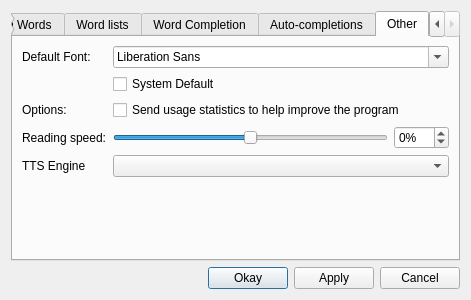
Above: ui/settings.ui from nyov/writetype before the change. Below: the same form after it.
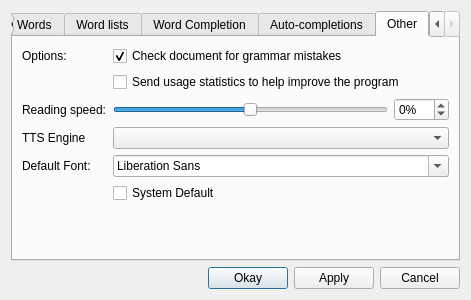
That is the form after the change. The open tabs and pages were chosen to show the change.

```diff
--- a/ui/settings.ui
+++ b/ui/settings.ui
@@ -272,31 +272,31 @@
        <string>Other</string>
       </attribute>
       <layout class="QGridLayout" name="gridLayout_2">
-       <item row="2" column="1">
-        <widget class="QCheckBox" name="usageStatisticsCheckbox">
-         <property name="text">
-          <string>Send usage statistics to help improve the program</string>
-         </property>
-        </widget>
-       </item>
-       <item row="0" column="1">
+       <item row="5" column="1">
         <widget class="QFontComboBox" name="defaultFont"/>
        </item>
-       <item row="0" column="0">
+       <item row="5" column="0">
         <widget class="QLabel" name="label_2">
          <property name="text">
           <string>Default Font:</string>
          </property>
         </widget>
        </item>
-       <item row="2" column="0">
+       <item row="1" column="0">
         <widget class="QLabel" name="label_7">
          <property name="text">
           <string>Options:</string>
          </property>
         </widget>
        </item>
-       <item row="6" column="1">
+       <item row="2" column="1">
+        <widget class="QCheckBox" name="usageStatisticsCheckbox">
+         <property name="text">
+          <string>Send usage statistics to help improve the program</string>
+         </property>
+        </widget>
+       </item>
+       <item row="7" column="1">
         <spacer name="verticalSpacer_3">
          <property name="orientation">
           <enum>Qt::Vertical</enum>
@@ -312,13 +312,6 @@
          </property>
         </spacer>
        </item>
-       <item row="1" column="1">
-        <widget class="QCheckBox" name="useDefaultFont">
-         <property name="text">
-          <string>System Default</string>
-         </property>
-        </widget>
-       </item>
        <item row="3" column="0">
         <widget class="QLabel" name="label_9">
          <property name="text">
@@ -382,6 +375,23 @@
          </property>
         </widget>
        </item>
+       <item row="6" column="1">
+        <widget class="QCheckBox" name="useDefaultFont">
+         <property name="text">
+          <string>System Default</string>
+         </property>
+        </widget>
+       </item>
+       <item row="1" column="1">
+        <widget class="QCheckBox" name="grammarCheckbox">
+         <property name="text">
+          <string>Check document for grammar mistakes</string>
+         </property>
+         <property name="checked">
+          <bool>true</bool>
+         </property>
+        </widget>
+       </item>
       </layout>
      </widget>
     </widget>
```
Left out of the diff: 2 changed lines with no effect on the pictures.
